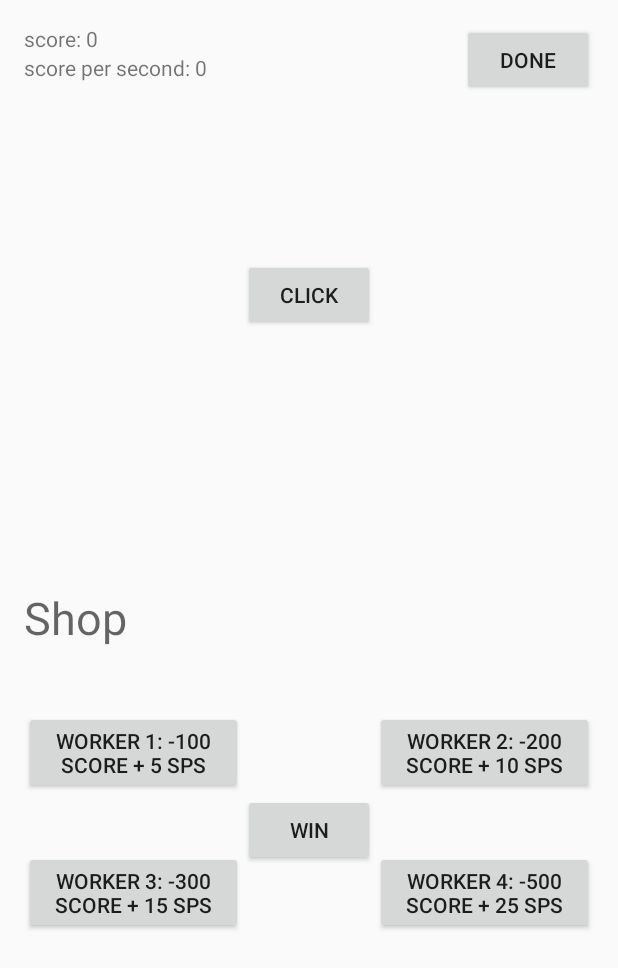
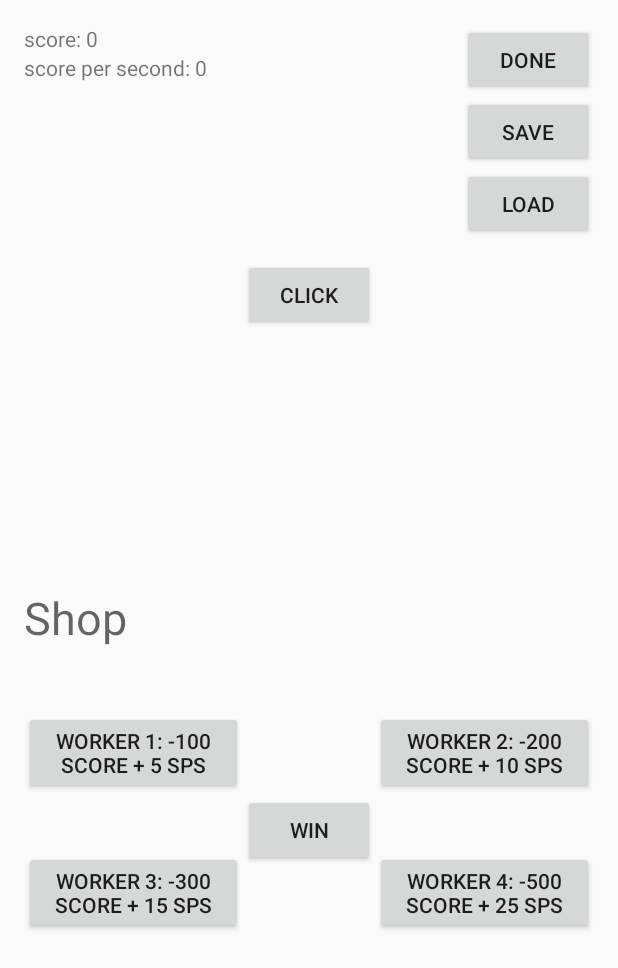
Before and after one commit to gamerszvidx/Development4, an Android app: the screen it shows after launch (MainActivity), on a phone screen of 412 x 824 dp. Shown: the top 968 px of the screen. Run offline under Robolectric (Android 15) with nearby library versions, the phone set to English and light mode, and no system bars.

Commit message:
on my way to saving

```diff
--- a/app/src/main/java/io/github/gamerszvidx/development3/MainActivity.java
+++ b/app/src/main/java/io/github/gamerszvidx/development3/MainActivity.java
@@ -12,6 +12,11 @@ import android.widget.ImageView;
 import android.widget.TextView;
 import android.widget.Toast;
 
+import java.io.FileInputStream;
+import java.io.FileOutputStream;
+import java.io.IOException;
+import java.io.ObjectInputStream;
+import java.io.ObjectOutputStream;
 import java.util.TimerTask;
 import java.util.Timer;
 import java.util.TimerTask;
@@ -20,8 +25,9 @@ import java.util.logging.Handler;
 
 public class MainActivity extends Activity  {
 
-
-Score score;
+    ObjectOutputStream out;
+    ObjectInputStream in;
+    Score score;
 
     @Override
     protected void onCreate(Bundle savedInstanceState) {
@@ -29,6 +35,15 @@ Score score;
         setContentView(R.layout.activity_main);
         score = new Score(this,this);
 
+    }
+
+
+    public void save(View view) throws IOException {
+        score.save();
+    }
+
+    public void load(View view) throws IOException, ClassNotFoundException {
+        score.load();
     }
 
     @Override
--- a/app/src/main/res/layout/activity_main.xml
+++ b/app/src/main/res/layout/activity_main.xml
@@ -94,4 +94,24 @@
         android:layout_below="@+id/addsps1"
         android:layout_centerHorizontal="true" />
 
+    <Button
+        android:layout_width="wrap_content"
+        android:layout_height="wrap_content"
+        android:text="save"
+        android:id="@+id/save"
+        android:onClick="save"
+        android:layout_below="@+id/done"
+        android:layout_toEndOf="@+id/addscoreButton"
+        android:layout_alignStart="@+id/done" />
+
+    <Button
+        android:layout_width="wrap_content"
+        android:layout_height="wrap_content"
+        android:text="load"
+        android:id="@+id/load"
+        android:onClick="load"
+        android:layout_below="@+id/save"
+        android:layout_alignParentEnd="true"
+        android:layout_alignStart="@+id/save" />
+
 </RelativeLayout>
```
Also changed, not shown: app/src/main/java/io/github/gamerszvidx/development3/Score.java (+21 -2 lines).
